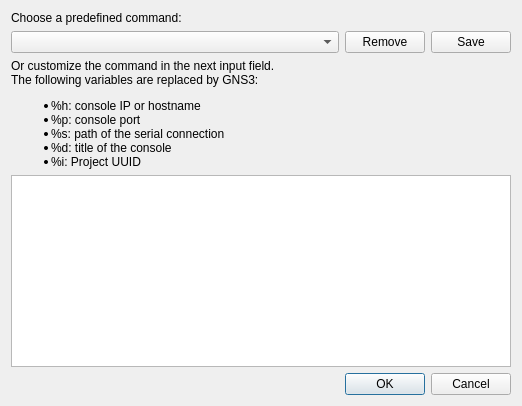
Before: the Qt Designer form gns3/ui/console_command_dialog.ui in GNS3/gns3-gui, drawn with Qt 5.
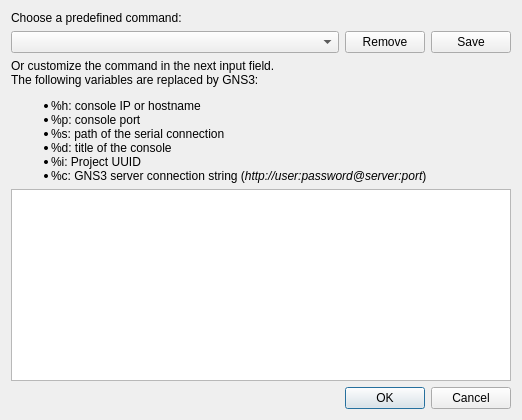
After: the same form once the commit is applied.

Commit message:
In telnet console command line replace %c by connection string
Ref #1403

What changed in the file:
```diff
--- a/gns3/ui/console_command_dialog.ui
+++ b/gns3/ui/console_command_dialog.ui
@@ -6,8 +6,8 @@
    <rect>
     <x>0</x>
     <y>0</y>
-    <width>524</width>
-    <height>350</height>
+    <width>536</width>
+    <height>380</height>
    </rect>
   </property>
   <property name="sizePolicy">
@@ -70,7 +70,7 @@
    <item>
     <widget class="QLabel" name="label">
      <property name="text">
-      <string>&lt;html&gt;&lt;head/&gt;&lt;body&gt;&lt;p&gt;Or customize the command in the next input field. &lt;br/&gt;The following variables are replaced by GNS3: &lt;/p&gt;&lt;ul style=&quot;margin-top: 0px; margin-bottom: 0px; margin-left: 0px; margin-right: 0px; -qt-list-indent: 1;&quot;&gt;&lt;li style=&quot; margin-top:12px; margin-bottom:0px; margin-left:0px; margin-right:0px; -qt-block-indent:0; text-indent:0px;&quot;&gt;%h: console IP or hostname&lt;/li&gt;&lt;li style=&quot; margin-top:0px; margin-bottom:0px; margin-left:0px; margin-right:0px; -qt-block-indent:0; text-indent:0px;&quot;&gt;%p: console port&lt;/li&gt;&lt;li style=&quot; margin-top:0px; margin-bottom:0px; margin-left:0px; margin-right:0px; -qt-block-indent:0; text-indent:0px;&quot;&gt;%s: path of the serial connection&lt;/li&gt;&lt;/ul&gt;&lt;ul style=&quot;margin-top: 0px; margin-bottom: 0px; margin-left: 0px; margin-right: 0px; -qt-list-indent: 1;&quot;&gt;&lt;li style=&quot; margin-top:0px; margin-bottom:0px; margin-left:0px; margin-right:0px; -qt-block-indent:0; text-indent:0px;&quot;&gt;%d: title of the console&lt;/li&gt;&lt;li style=&quot; margin-top:0px; margin-bottom:0px; margin-left:0px; margin-right:0px; -qt-block-indent:0; text-indent:0px;&quot;&gt;%i: Project UUID&lt;/li&gt;&lt;/ul&gt;&lt;/body&gt;&lt;/html&gt;</string>
+      <string>&lt;html&gt;&lt;head/&gt;&lt;body&gt;&lt;p&gt;Or customize the command in the next input field. &lt;br/&gt;The following variables are replaced by GNS3: &lt;/p&gt;&lt;ul style=&quot;margin-top: 0px; margin-bottom: 0px; margin-left: 0px; margin-right: 0px; -qt-list-indent: 1;&quot;&gt;&lt;li style=&quot; margin-top:12px; margin-bottom:0px; margin-left:0px; margin-right:0px; -qt-block-indent:0; text-indent:0px;&quot;&gt;%h: console IP or hostname&lt;/li&gt;&lt;li style=&quot; margin-top:0px; margin-bottom:0px; margin-left:0px; margin-right:0px; -qt-block-indent:0; text-indent:0px;&quot;&gt;%p: console port&lt;/li&gt;&lt;li style=&quot; margin-top:0px; margin-bottom:0px; margin-left:0px; margin-right:0px; -qt-block-indent:0; text-indent:0px;&quot;&gt;%s: path of the serial connection&lt;/li&gt;&lt;/ul&gt;&lt;ul style=&quot;margin-top: 0px; margin-bottom: 0px; margin-left: 0px; margin-right: 0px; -qt-list-indent: 1;&quot;&gt;&lt;li style=&quot; margin-top:0px; margin-bottom:0px; margin-left:0px; margin-right:0px; -qt-block-indent:0; text-indent:0px;&quot;&gt;%d: title of the console&lt;/li&gt;&lt;li style=&quot; margin-top:0px; margin-bottom:0px; margin-left:0px; margin-right:0px; -qt-block-indent:0; text-indent:0px;&quot;&gt;%i: Project UUID&lt;/li&gt;&lt;li style=&quot; margin-top:0px; margin-bottom:0px; margin-left:0px; margin-right:0px; -qt-block-indent:0; text-indent:0px;&quot;&gt;%c: GNS3 server connection string (&lt;span style=&quot; font-style:italic;&quot;&gt;http://user:password@server:port&lt;/span&gt;)&lt;/li&gt;&lt;/ul&gt;&lt;/body&gt;&lt;/html&gt;</string>
      </property>
      <property name="textFormat">
       <enum>Qt::RichText</enum>
```
The commit also changes 4 other files.
